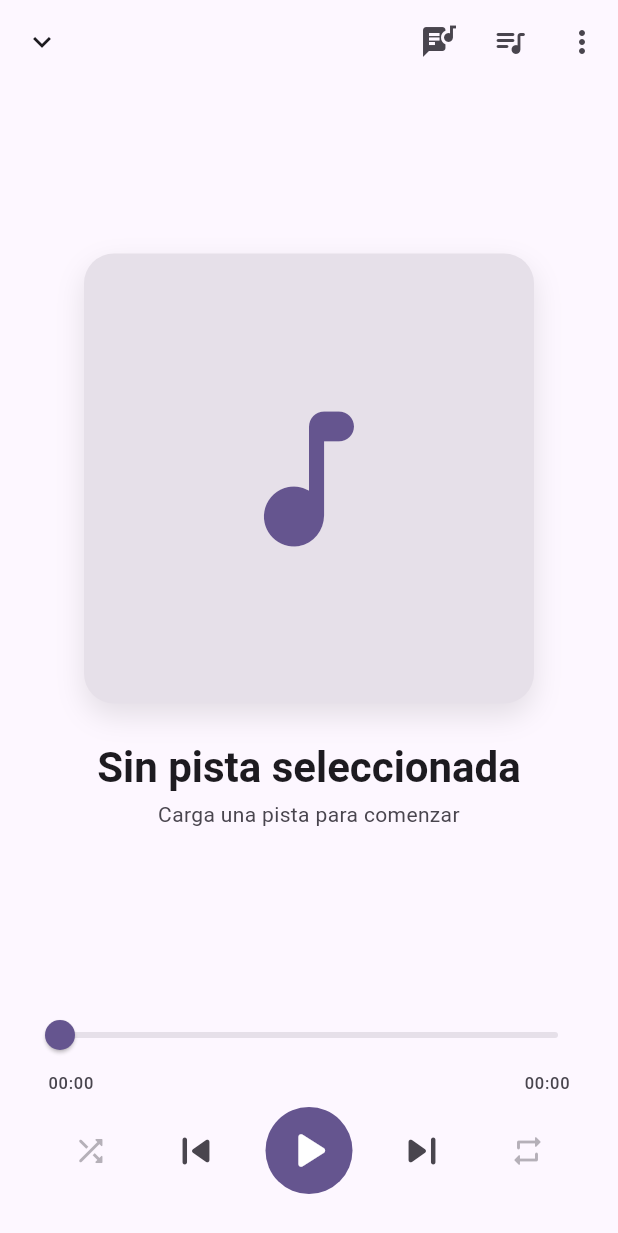
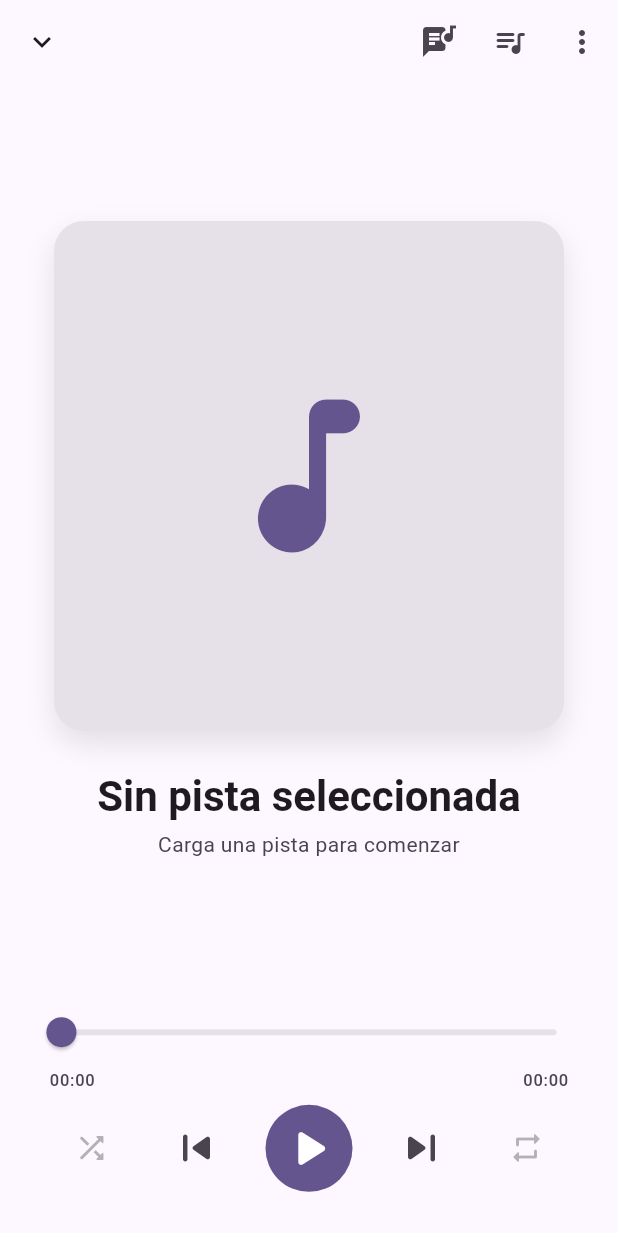
Before and after one commit to Oyhs-co/otune, a Flutter app: the NowPlayingPage screen opened by its route, on a phone screen of 412 x 824 dp. Shown: the top 1233 px of the screen. Run offline on Flutter 3.47's test engine with Material 3 defaults, Android fonts, the phone set to English and light mode, and no system bars; drawn by our look-alikes of dynamic_color; our stand-ins replace drift, file_picker, flutter_riverpod, go_router, logger, shared_preferences; missing offline and left inert: media_kit, media_metadata; accounts and stored records are empty; generated files the repository leaves out were written again; statements that could not run were skipped.

Commit message:
feat(playback): mejorar diseño responsivo en NowPlayingPage y ajustar tamaños de artwork

```diff
--- a/frontend/lib/core/design_system/design_tokens.dart
+++ b/frontend/lib/core/design_system/design_tokens.dart
@@ -17,5 +17,18 @@ abstract final class DesignTokens {
   // Tamaños de Artwork
   static const double artworkSmall = 48;
   static const double artworkMedium = 120;
-  static const double artworkLarge = 300;
+  static const double artworkLarge = 340;
+  static const double artworkXLarge = 420;
+
+  /// Factor de escala responsivo basado en el ancho de pantalla.
+  /// 1.0 en móvil (~360px), ~1.5 en tableta grande (~800px).
+  static double scale(double screenWidth) {
+    const minPhone = 360.0;
+    const maxTablet = 800.0;
+    final t = ((screenWidth - minPhone) / (maxTablet - minPhone)).clamp(
+      0.0,
+      1.0,
+    );
+    return 1.0 + t * 0.5;
+  }
 }
--- a/frontend/lib/features/playback/presentation/pages/now_playing_page.dart
+++ b/frontend/lib/features/playback/presentation/pages/now_playing_page.dart
@@ -18,8 +18,11 @@ import 'package:otune/features/playback/presentation/widgets/track_info.dart';
 /// 2. barra de progreso;
 /// 3. controles de reproducción.
 ///
-/// La zona central limita el artwork a `DesignTokens.artworkLarge` y escala
-/// según el ancho y alto reales para evitar overflow y huecos descompensados.
+/// La zona central limita el artwork según el ancho disponible y la altura
+/// real, escalando los espacios y el tamaño del artwork mediante
+/// [DesignTokens.scale] para aprovechar todo el espacio disponible en
+/// tablets y pantallas grandes, y usando [SafeArea] para respetar la barra
+/// de estado y la barra de navegación de Android.
 class NowPlayingPage extends ConsumerStatefulWidget {
   const NowPlayingPage({super.key});
 
@@ -35,6 +38,7 @@ class _NowPlayingPageState extends ConsumerState<NowPlayingPage> {
     final theme = Theme.of(context);
     final session = ref.watch(playbackControllerProvider);
     final controller = ref.read(playbackControllerProvider.notifier);
+    final scale = DesignTokens.scale(MediaQuery.sizeOf(context).width);
 
     return Scaffold(
       appBar: AppBar(
@@ -75,19 +79,20 @@ class _NowPlayingPageState extends ConsumerState<NowPlayingPage> {
           ),
         ],
       ),
-      body: LayoutBuilder(
+      body: SafeArea(
+        child: LayoutBuilder(
           builder: (context, constraints) {
             final isNarrow = constraints.maxWidth < 480;
             final horizontalPadding = isNarrow
-              ? DesignTokens.spaceM
-              : DesignTokens.spaceXL;
+                ? DesignTokens.spaceM * scale
+                : DesignTokens.spaceXL * scale;
 
             return Padding(
               padding: EdgeInsets.fromLTRB(
                 horizontalPadding,
                 0,
                 horizontalPadding,
-              DesignTokens.spaceL,
+                DesignTokens.spaceL * scale,
               ),
               child: Column(
                 children: [
@@ -105,18 +110,20 @@ class _NowPlayingPageState extends ConsumerState<NowPlayingPage> {
                               key: const ValueKey('artwork'),
                               availableWidth:
                                   constraints.maxWidth - horizontalPadding * 2,
+                              scale: scale,
                             ),
                     ),
                   ),
                   // Progreso y controles: tamaño fijo, anclados abajo.
                   const PlaybackProgress(),
-                const SizedBox(height: DesignTokens.spaceS),
+                  SizedBox(height: DesignTokens.spaceS * scale),
                   const PlaybackControls(),
                   const SizedBox(height: DesignTokens.spaceXS),
                 ],
               ),
             );
           },
+        ),
       ),
     );
   }
@@ -125,10 +132,17 @@ class _NowPlayingPageState extends ConsumerState<NowPlayingPage> {
 /// Sección de portada e información de pista, centrada en el espacio
 /// disponible, con el artwork escalado al alto y ancho reales sin desbordar.
 class _ArtworkSection extends StatelessWidget {
-  const _ArtworkSection({required this.availableWidth, super.key});
+  const _ArtworkSection({
+    required this.availableWidth,
+    required this.scale,
+    super.key,
+  });
 
   /// Ancho útil del cuerpo de la página ya sin padding horizontal.
   final double availableWidth;
+
+  /// Factor de escala responsivo derivado del ancho de pantalla.
+  final double scale;
 
   /// Espacio vertical reservado para la información de pista y el
   /// espaciado entre artwork y textos.
@@ -139,11 +153,15 @@ class _ArtworkSection extends StatelessWidget {
     return LayoutBuilder(
       builder: (context, constraints) {
         final maxHeight = constraints.maxHeight;
+        // Artwork más grande en pantallas anchos (tabletas, foldables).
+        final artworkMax = availableWidth >= 600
+            ? DesignTokens.artworkXLarge
+            : DesignTokens.artworkLarge;
         final artworkSize = max(
           DesignTokens.artworkMedium,
           min(
-            DesignTokens.artworkLarge,
-            min(availableWidth, maxHeight - _infoReservedHeight),
+            artworkMax,
+            min(availableWidth, maxHeight - _infoReservedHeight * scale),
           ),
         );
 
@@ -151,7 +169,7 @@ class _ArtworkSection extends StatelessWidget {
           mainAxisAlignment: MainAxisAlignment.center,
           children: [
             ArtworkPanel(size: artworkSize, isLarge: true),
-            const SizedBox(height: DesignTokens.spaceL),
+            SizedBox(height: DesignTokens.spaceL * scale),
             // Los textos largos se truncan; la info no desplaza el artwork.
             const TrackInfo(isHeadline: true),
           ],
```
Also changed, not shown: 1 other file. Lines whose indentation alone changed are shown as unchanged.
